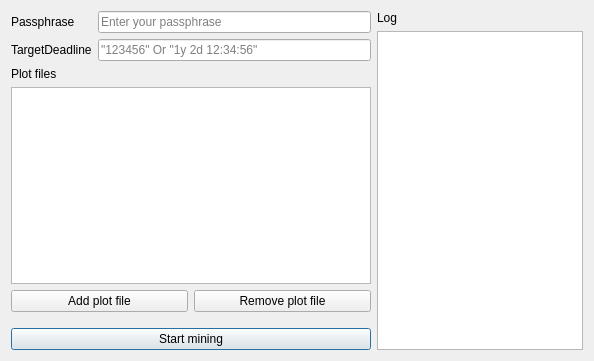
Old version of the form src/qt/forms/minerwindow.ui in the repository goomario/btchd.
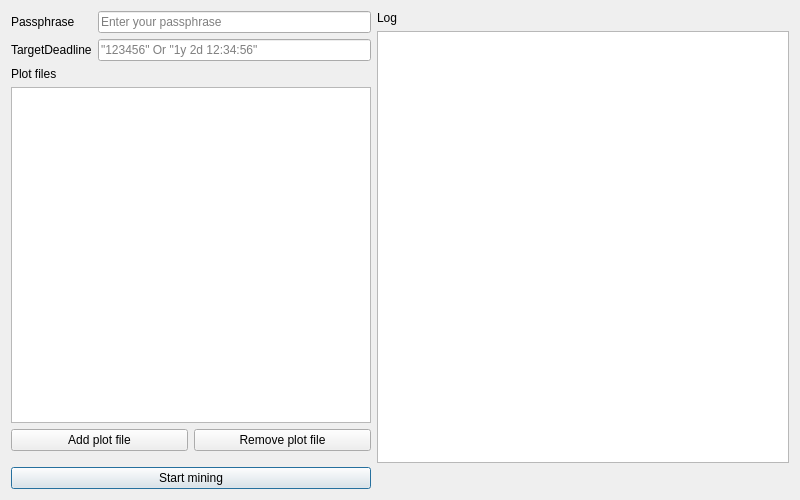
New version of the form. Icons and pictures are not drawn.

```diff
--- a/src/qt/forms/minerwindow.ui
+++ b/src/qt/forms/minerwindow.ui
@@ -6,13 +6,13 @@
    <rect>
     <x>0</x>
     <y>0</y>
-    <width>594</width>
-    <height>361</height>
+    <width>800</width>
+    <height>500</height>
    </rect>
   </property>
   <property name="minimumSize">
    <size>
-    <width>500</width>
+    <width>600</width>
     <height>300</height>
    </size>
   </property>
@@ -173,6 +173,19 @@
        </property>
       </widget>
      </item>
+     <item>
+      <widget class="QLabel" name="forgeStatusLabel">
+       <property name="minimumSize">
+        <size>
+         <width>0</width>
+         <height>20</height>
+        </size>
+       </property>
+       <property name="text">
+        <string/>
+       </property>
+      </widget>
+     </item>
     </layout>
    </item>
   </layout>
```
